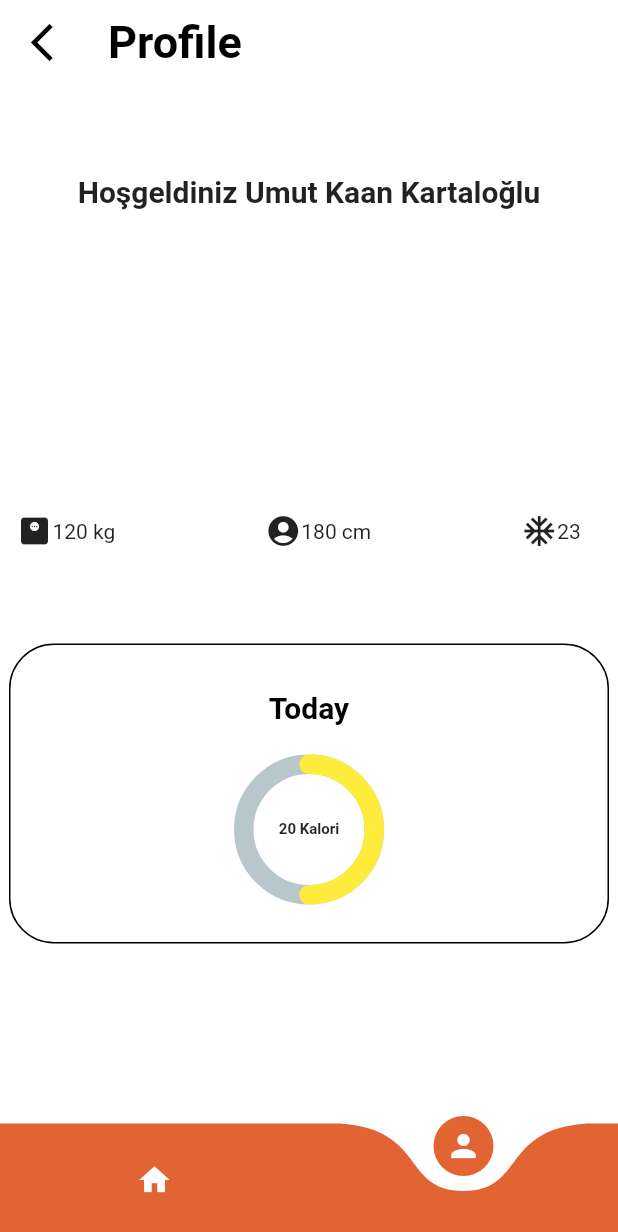
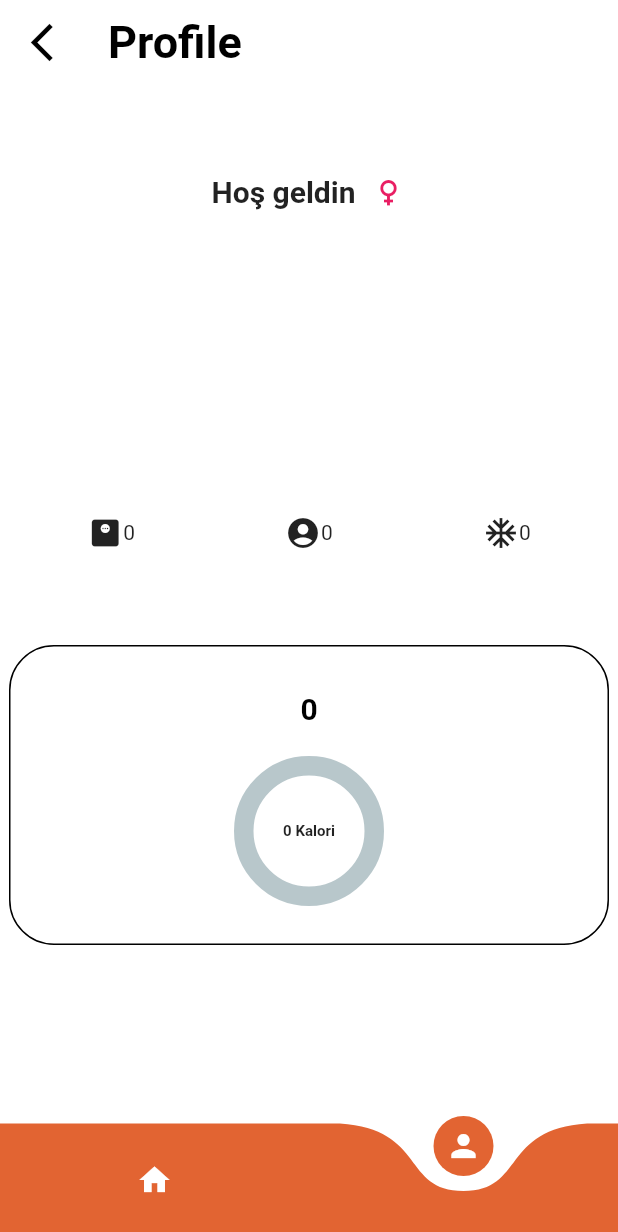
Before and after one commit to erenincesu10/final_project_calorie_tracker, a Flutter app: the ProfilPage screen opened directly, on a phone screen of 412 x 824 dp. Shown: the top 1232 px of the screen. Run offline on Flutter 3.47's test engine with Material 2 defaults, Android fonts, the phone set to English and light mode, and no system bars; drawn by our look-alikes of curved_navigation_bar, percent_indicator; our stand-ins replace firebase_core, flutter_spinkit, lottie, persistent_bottom_nav_bar_v2; missing offline and left inert: dart:ffi; accounts and stored records are empty; network calls fail.

Commit message:
profile page updates done

```diff
--- a/lib/models/user_model.dart
+++ b/lib/models/user_model.dart
@@ -12,7 +12,11 @@ class User {
   double? total_fat_g;
   double? total_protein_g;
   double? carbohydrates_total_g;
+  int? height;
+  int? weight;
   List dailyEats;
+  String? gender;
+  int? daily_calorie;
   User({
     this.id,
     required this.name,
@@ -22,7 +26,11 @@ class User {
     this.total_fat_g,
     this.total_protein_g,
     this.carbohydrates_total_g,
+    this.height,
+    this.weight,
     required this.dailyEats,
+    this.gender,
+    this.daily_calorie,
   });
 
   User copyWith({
@@ -34,7 +42,11 @@ class User {
     double? total_fat_g,
     double? total_protein_g,
     double? carbohydrates_total_g,
+    int? height,
+    int? weight,
     List? dailyEats,
+    String? gender,
+    int? daily_calorie,
   }) {
     return User(
       id: id ?? this.id,
@@ -46,7 +58,11 @@ class User {
       total_protein_g: total_protein_g ?? this.total_protein_g,
       carbohydrates_total_g:
           carbohydrates_total_g ?? this.carbohydrates_total_g,
+      height: height ?? this.height,
+      weight: weight ?? this.weight,
       dailyEats: dailyEats ?? this.dailyEats,
+      gender: gender ?? this.gender,
+      daily_calorie: daily_calorie ?? this.daily_calorie,
     );
   }
 
@@ -60,7 +76,11 @@ class User {
       'total_fat_g': total_fat_g,
       'total_protein_g': total_protein_g,
       'carbohydrates_total_g': carbohydrates_total_g,
+      'height': height,
+      'weight': weight,
       'dailyEats': dailyEats,
+      'gender': gender,
+      'daily_calorie': daily_calorie,
     };
   }
 
@@ -80,7 +100,12 @@ class User {
       carbohydrates_total_g: map['carbohydrates_total_g'] != null
           ? map['carbohydrates_total_g'] as double
           : null,
+      height: map['height'] != null ? map['height'] as int : null,
+      weight: map['weight'] != null ? map['weight'] as int : null,
       dailyEats: List.from((map['dailyEats'] as List)),
+      gender: map['gender'] != null ? map['gender'] as String : null,
+      daily_calorie:
+          map['daily_calorie'] != null ? map['daily_calorie'] as int : null,
     );
   }
 
@@ -91,7 +116,7 @@ class User {
 
   @override
   String toString() {
-    return 'User(id: $id, name: $name, lastName: $lastName, age: $age, total_calorie: $total_calorie, total_fat_g: $total_fat_g, total_protein_g: $total_protein_g, carbohydrates_total_g: $carbohydrates_total_g, dailyEats: $dailyEats)';
+    return 'User(id: $id, name: $name, lastName: $lastName, age: $age, total_calorie: $total_calorie, total_fat_g: $total_fat_g, total_protein_g: $total_protein_g, carbohydrates_total_g: $carbohydrates_total_g, height: $height, weight: $weight, dailyEats: $dailyEats, gender: $gender, daily_calorie: $daily_calorie)';
   }
 
   @override
@@ -106,7 +131,11 @@ class User {
         other.total_fat_g == total_fat_g &&
         other.total_protein_g == total_protein_g &&
         other.carbohydrates_total_g == carbohydrates_total_g &&
-        listEquals(other.dailyEats, dailyEats);
+        other.height == height &&
+        other.weight == weight &&
+        listEquals(other.dailyEats, dailyEats) &&
+        other.gender == gender &&
+        other.daily_calorie == daily_calorie;
   }
 
   @override
@@ -119,6 +148,10 @@ class User {
         total_fat_g.hashCode ^
         total_protein_g.hashCode ^
         carbohydrates_total_g.hashCode ^
-        dailyEats.hashCode;
+        height.hashCode ^
+        weight.hashCode ^
+        dailyEats.hashCode ^
+        gender.hashCode ^
+        daily_calorie.hashCode;
   }
 }
--- a/lib/view/ProfilePage/profile_page.dart
+++ b/lib/view/ProfilePage/profile_page.dart
@@ -1,8 +1,10 @@
+import 'package:calorie_tracker/view_model/user_view_model.dart';
 import 'package:curved_navigation_bar/curved_navigation_bar.dart';
 import 'package:flutter/material.dart';
 import 'package:flutter/src/widgets/framework.dart';
 import 'package:flutter/src/widgets/placeholder.dart';
 import 'package:percent_indicator/circular_percent_indicator.dart';
+import 'package:provider/provider.dart';
 
 class ProfilPage extends StatefulWidget {
   const ProfilPage({super.key});
@@ -42,9 +44,21 @@ class _ProfilPageState extends State<ProfilPage> {
             children: [
               Padding(
                 padding: const EdgeInsets.only(top: 60.0),
-                child: Text(
-                  "Hoşgeldiniz Umut Kaan Kartaloğlu",
-                  style: TextStyle(fontWeight: FontWeight.bold, fontSize: 20),
+                child: Row(
+                  mainAxisAlignment: MainAxisAlignment.center,
+                  children: [
+                    Text(
+                      "Hoş geldin ${context.watch<UserViewModel>().getUser.name} ${context.watch<UserViewModel>().getUser.lastName}",
+                      style:
+                          TextStyle(fontWeight: FontWeight.bold, fontSize: 20),
+                    ),
+                    context.watch<UserViewModel>().getUser.gender == "Erkek"
+                        ? Icon(
+                            Icons.male,
+                            color: Colors.blue,
+                          )
+                        : Icon(Icons.female, color: Colors.pink)
+                  ],
                 ),
               ),
               SizedBox(
@@ -57,24 +71,37 @@ class _ProfilPageState extends State<ProfilPage> {
                   mainAxisAlignment: MainAxisAlignment.center,
                   children: [
                     Padding(
-                      padding: const EdgeInsets.only(left: 5.0),
+                      padding: const EdgeInsets.only(left: 5.0, right: 5),
                       child: Row(
+                        mainAxisAlignment: MainAxisAlignment.center,
                         children: [
                           Icon(Icons.monitor_weight_rounded),
                           //değer girilcek
-                          Text("120 kg"),
+                          Text(context
+                              .watch<UserViewModel>()
+                              .getUser
+                              .weight
+                              .toString()),
                           SizedBox(
                             width: 100,
                           ),
                           Icon(Icons.account_circle_rounded),
                           //deper girilcek
-                          Text("180 cm"),
+                          Text(context
+                              .watch<UserViewModel>()
+                              .getUser
+                              .height
+                              .toString()),
                           SizedBox(
                             width: 100,
                           ),
                           Icon(Icons.ac_unit),
                           //değer girilcek
-                          Text("23")
+                          Text(context
+                              .watch<UserViewModel>()
+                              .getUser
+                              .age
+                              .toString())
                         ],
                       ),
                     ),
@@ -95,7 +122,11 @@ class _ProfilPageState extends State<ProfilPage> {
                     Padding(
                       padding: const EdgeInsets.only(top: 30.0),
                       child: Text(
-                        "Today",
+                        context
+                            .watch<UserViewModel>()
+                            .getUser
+                            .daily_calorie!
+                            .toString(),
                         style: TextStyle(
                             color: Colors.black,
                             fontWeight: FontWeight.bold,
@@ -110,9 +141,17 @@ class _ProfilPageState extends State<ProfilPage> {
                         radius: 50.0,
                         lineWidth: 13.0,
                         animation: true,
-                        percent: 0.5,
+                        percent: context
+                                .watch<UserViewModel>()
+                                .getUser
+                                .total_calorie!
+                                .toInt() /
+                            context
+                                .watch<UserViewModel>()
+                                .getUser
+                                .daily_calorie!,
                         center: Text(
-                          "${value.toInt().toString()} Kalori",
+                          "${context.watch<UserViewModel>().getUser.total_calorie!.toInt().toString()} Kalori",
                           style: TextStyle(
                               fontWeight: FontWeight.bold, fontSize: 10.0),
                         ),
--- a/lib/view/SplashScreen/splash_screen.dart
+++ b/lib/view/SplashScreen/splash_screen.dart
@@ -19,7 +19,7 @@ class _SplashScreenState extends State<SplashScreen> {
     super.initState();
     Future.delayed(const Duration(seconds: 3)).then((value) {
       Navigator.of(context).pushReplacement(
-          CupertinoPageRoute(builder: (ctx) => const SearchPage()));
+          CupertinoPageRoute(builder: (ctx) => const LoginPage()));
     });
   }
 
--- /dev/null
+++ b/lib/view_model/user_view_model.dart
@@ -0,0 +1,22 @@
+import 'dart:developer';
+
+import 'package:calorie_tracker/models/user_model.dart';
+import 'package:calorie_tracker/services/firebase_services.dart';
+import 'package:flutter/material.dart';
+
+class UserViewModel extends ChangeNotifier {
+  String _currentUserId = "";
+  User? _user;
+  void setCurrentUserId(String currentUserId) {
+    _currentUserId = currentUserId;
+    notifyListeners();
+  }
+
+  Services services = Services();
+  Future<User?> setUser() async {
+    _user = await services.getUser(_currentUserId);
+    notifyListeners();
+  }
+
+  User get getUser => _user!;
+}
```
Also changed, not shown: lib/main.dart (+5 -3 lines), lib/services/firebase_services.dart (+14 -0 lines), lib/view/LoginPage/login_page.dart (+14 -5 lines).
